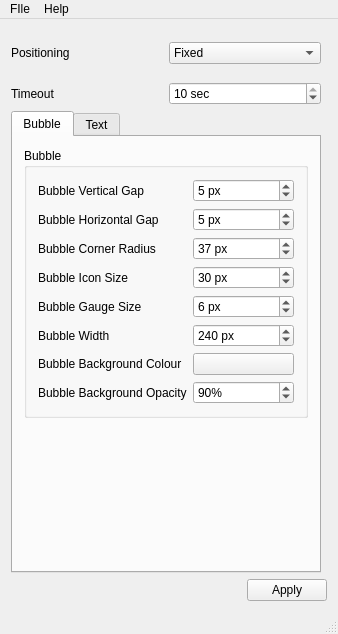
Old version of the form mainwindow.ui in the repository amandeepg/notifyosdconfig.
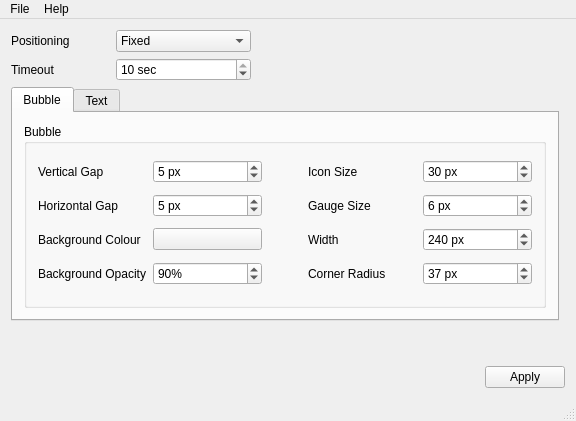
New version of the form. Icons and pictures are not drawn. Custom widgets are drawn as their Qt base class.

Commit message:
Made the GUI shorter, and wider instead.
Added icons to menu entries.
Fixed a typo: FIle -> File.

What changed in the file:
```diff
--- a/mainwindow.ui
+++ b/mainwindow.ui
@@ -6,8 +6,8 @@
    <rect>
     <x>0</x>
     <y>0</y>
-    <width>338</width>
-    <height>634</height>
+    <width>576</width>
+    <height>421</height>
    </rect>
   </property>
   <property name="acceptDrops">
@@ -21,7 +21,7 @@
     <normaloff>:/not.png</normaloff>:/not.png</iconset>
   </property>
   <widget class="QWidget" name="centralWidget">
-   <layout class="QGridLayout" name="gridLayout">
+   <layout class="QGridLayout" name="gridLayout" rowstretch="0,0,0,0,0,0,0,0,0,0,0,0,1,0,0,0,0,0">
     <item row="17" column="0" colspan="2">
      <layout class="QHBoxLayout" name="horizontalLayout">
       <item>
@@ -49,6 +49,105 @@
       </item>
      </layout>
     </item>
+    <item row="0" column="0" rowspan="3">
+     <layout class="QGridLayout" name="gridLayout_5">
+      <item row="0" column="0">
+       <widget class="QLabel" name="label_5">
+        <property name="text">
+         <string>Positioning</string>
+        </property>
+        <property name="buddy">
+         <cstring>positionCombo</cstring>
+        </property>
+       </widget>
+      </item>
+      <item row="0" column="2">
+       <widget class="QComboBox" name="positionCombo">
+        <property name="minimumSize">
+         <size>
+          <width>135</width>
+          <height>0</height>
+         </size>
+        </property>
+        <property name="toolTip">
+         <string>Dynamic: Default in Ubuntu 9.04
+Fixed: Default in Ubuntu 9.10+</string>
+        </property>
+        <item>
+         <property name="text">
+          <string>Fixed</string>
+         </property>
+        </item>
+        <item>
+         <property name="text">
+          <string>Dynamic</string>
+         </property>
+        </item>
+       </widget>
+      </item>
+      <item row="1" column="0">
+       <widget class="QLabel" name="label">
+        <property name="text">
+         <string>Timeout</string>
+        </property>
+        <property name="buddy">
+         <cstring>timeoutSpin</cstring>
+        </property>
+       </widget>
+      </item>
+      <item row="1" column="2">
+       <widget class="QSpinBox" name="timeoutSpin">
+        <property name="toolTip">
+         <string>Time the pop-up message will show for</string>
+        </property>
+        <property name="accelerated">
+         <bool>true</bool>
+        </property>
+        <property name="suffix">
+         <string> sec</string>
+        </property>
+        <property name="maximum">
+         <number>10</number>
+        </property>
+        <property name="value">
+         <number>10</number>
+        </property>
+       </widget>
+      </item>
+      <item row="0" column="3">
+       <spacer name="horizontalSpacer_4">
+        <property name="orientation">
+         <enum>Qt::Horizontal</enum>
+        </property>
+        <property name="sizeType">
+         <enum>QSizePolicy::MinimumExpanding</enum>
+        </property>
+        <property name="sizeHint" stdset="0">
+         <size>
+          <width>200</width>
+          <height>20</height>
+         </size>
+        </property>
+       </spacer>
+      </item>
+      <item row="0" column="1">
+       <spacer name="horizontalSpacer_5">
+        <property name="orientation">
+         <enum>Qt::Horizontal</enum>
+        </property>
+        <property name="sizeType">
+         <enum>QSizePolicy::Minimum</enum>
+        </property>
+        <property name="sizeHint" stdset="0">
+         <size>
+          <width>40</width>
+          <height>20</height>
+         </size>
+        </property>
+       </spacer>
+      </item>
+     </layout>
+    </item>
     <item row="5" column="0">
      <widget class="QTabWidget" name="tabWidget">
       <property name="enabled">
@@ -83,7 +182,7 @@
            <item row="6" column="1">
             <widget class="QLabel" name="label_2">
              <property name="text">
-              <string>Bubble Vertical Gap</string>
+              <string>Vertical Gap</string>
              </property>
              <property name="buddy">
               <cstring>bblVerticalGap</cstring>
@@ -93,7 +192,7 @@
            <item row="7" column="1">
             <widget class="QLabel" name="label_3">
              <property name="text">
-              <string>Bubble Horizontal Gap</string>
+              <string>Horizontal Gap</string>
              </property>
              <property name="buddy">
               <cstring>bblHorizontalGap</cstring>
@@ -138,46 +237,7 @@
              </property>
             </widget>
            </item>
-           <item row="8" column="1">
-            <widget class="QLabel" name="label_4">
-             <property name="text">
-              <string>Bubble Corner Radius</string>
-             </property>
-             <property name="buddy">
-              <cstring>bblCornerRadius</cstring>
-             </property>
-            </widget>
-           </item>
-           <item row="8" column="2">
-            <widget class="QSpinBox" name="bblCornerRadius">
-             <property name="toolTip">
-              <string>Radius of the rounded corner of the message</string>
-             </property>
-             <property name="accelerated">
-              <bool>true</bool>
-             </property>
-             <property name="suffix">
-              <string> px</string>
-             </property>
-             <property name="maximum">
-              <number>1000</number>
-             </property>
-             <property name="value">
-              <number>37</number>
-             </property>
-            </widget>
-           </item>
-           <item row="9" column="1">
-            <widget class="QLabel" name="label_6">
-             <property name="text">
-              <string>Bubble Icon Size</string>
-             </property>
-             <property name="buddy">
-              <cstring>bblIconSize</cstring>
-             </property>
-            </widget>
-           </item>
-           <item row="9" column="2">
+           <item row="6" column="5">
             <widget class="QSpinBox" name="bblIconSize">
              <property name="toolTip">
               <string>Size of icon in message</string>
@@ -196,17 +256,27 @@
              </property>
             </widget>
            </item>
-           <item row="10" column="1">
+           <item row="6" column="4">
+            <widget class="QLabel" name="label_6">
+             <property name="text">
+              <string>Icon Size</string>
+             </property>
+             <property name="buddy">
+              <cstring>bblIconSize</cstring>
+             </property>
+            </widget>
+           </item>
+           <item row="7" column="4">
             <widget class="QLabel" name="label_7">
              <property name="text">
-              <string>Bubble Gauge Size</string>
+              <string>Gauge Size</string>
              </property>
              <property name="buddy">
               <cstring>bblGaugeSize</cstring>
              </property>
             </widget>
            </item>
-           <item row="10" column="2">
+           <item row="7" column="5">
             <widget class="QSpinBox" name="bblGaugeSize">
              <property name="toolTip">
               <string>Height of the scale of the volume, brightness, etc.</string>
@@ -228,17 +298,17 @@
              </property>
             </widget>
            </item>
-           <item row="11" column="1">
+           <item row="8" column="4">
             <widget class="QLabel" name="label_8">
              <property name="text">
-              <string>Bubble Width</string>
+              <string>Width</string>
              </property>
              <property name="buddy">
               <cstring>bblWidth</cstring>
              </property>
             </widget>
            </item>
-           <item row="11" column="2">
+           <item row="8" column="5">
             <widget class="QSpinBox" name="bblWidth">
              <property name="toolTip">
               <string>Width of message</string>
@@ -257,17 +327,56 @@
              </property>
             </widget>
            </item>
-           <item row="12" column="1">
+           <item row="12" column="5">
+            <widget class="QSpinBox" name="bblCornerRadius">
+             <property name="toolTip">
+              <string>Radius of the rounded corner of the message</string>
+             </property>
+             <property name="accelerated">
+              <bool>true</bool>
+             </property>
+             <property name="suffix">
+              <string> px</string>
+             </property>
+             <property name="maximum">
+              <number>1000</number>
+             </property>
+             <property name="value">
+              <number>37</number>
+             </property>
+            </widget>
+           </item>
+           <item row="12" column="4">
+            <widget class="QLabel" name="label_4">
+             <property name="text">
+              <string>Corner Radius</string>
+             </property>
+             <property name="buddy">
+              <cstring>bblCornerRadius</cstring>
+             </property>
+            </widget>
+           </item>
+           <item row="8" column="1">
             <widget class="QLabel" name="label_9">
              <property name="text">
-              <string>Bubble Background Colour</string>
+              <string>Background Colour</string>
              </property>
              <property name="buddy">
               <cstring>bblBackColour</cstring>
              </property>
             </widget>
            </item>
-           <item row="12" column="2">
+           <item row="12" column="1">
+            <widget class="QLabel" name="label_10">
+             <property name="text">
+              <string>Background Opacity</string>
+             </property>
+             <property name="buddy">
+              <cstring>bblOpacity</cstring>
+             </property>
+            </widget>
+           </item>
+           <item row="8" column="2">
             <widget class="QtColorPicker" name="bblBackColour">
              <property name="toolTip">
               <string>Colour of the background of the message</string>
@@ -277,17 +386,7 @@
              </property>
             </widget>
            </item>
-           <item row="13" column="1">
-            <widget class="QLabel" name="label_10">
-             <property name="text">
-              <string>Bubble Background Opacity</string>
-             </property>
-             <property name="buddy">
-              <cstring>bblOpacity</cstring>
-             </property>
-            </widget>
-           </item>
-           <item row="13" column="2">
+           <item row="12" column="2">
             <widget class="QSpinBox" name="bblOpacity">
              <property name="toolTip">
               <string>Transparency of the message bubble (when not hovered upon)</string>
@@ -306,22 +405,25 @@
              </property>
             </widget>
            </item>
+           <item row="7" column="3">
+            <spacer name="horizontalSpacer_3">
+             <property name="orientation">
+              <enum>Qt::Horizontal</enum>
+             </property>
+             <property name="sizeType">
+              <enum>QSizePolicy::Preferred</enum>
+             </property>
+             <property name="sizeHint" stdset="0">
+              <size>
+               <width>40</width>
+               <height>20</height>
+              </size>
+             </property>
+            </spacer>
+           </item>
           </layout>
          </widget>
         </item>
-        <item row="1" column="0">
-         <spacer name="verticalSpacer">
-          <property name="orientation">
-           <enum>Qt::Vertical</enum>
-          </property>
-          <property name="sizeHint" stdset="0">
-           <size>
-            <width>20</width>
-            <height>40</height>
-           </size>
-          </property>
-         </spacer>
-        </item>
        </layout>
       </widget>
       <widget class="QWidget" name="tab_2">
@@ -474,7 +576,23 @@
           </layout>
          </widget>
         </item>
-        <item row="1" column="0">
+        <item row="0" column="2">
+         <spacer name="horizontalSpacer_2">
+          <property name="orientation">
+           <enum>Qt::Horizontal</enum>
+          </property>
+          <property name="sizeType">
+           <enum>QSizePolicy::Maximum</enum>
+          </property>
+          <property name="sizeHint" stdset="0">
+           <size>
+            <width>40</width>
+            <height>20</height>
+           </size>
+          </property>
+         </spacer>
+        </item>
+        <item row="0" column="1">
          <widget class="QGroupBox" name="groupBox_3">
           <property name="title">
            <string>Body</string>
@@ -622,88 +740,10 @@
           </layout>
          </widget>
         </item>
-        <item row="2" column="0">
-         <spacer name="verticalSpacer_2">
-          <property name="orientation">
-           <enum>Qt::Vertical</enum>
-          </property>
-          <property name="sizeHint" stdset="0">
-           <size>
-            <width>20</width>
-            <height>40</height>
-           </size>
-          </property>
-         </spacer>
-        </item>
        </layout>
       </widget>
      </widget>
     </item>
-    <item row="0" column="0" rowspan="3">
-     <layout class="QHBoxLayout" name="horizontalLayout_2">
-      <item>
-       <widget class="QLabel" name="label_5">
-        <property name="text">
-         <string>Positioning</string>
-        </property>
-        <property name="buddy">
-         <cstring>positionCombo</cstring>
-        </property>
-       </widget>
-      </item>
-      <item>
-       <widget class="QComboBox" name="positionCombo">
-        <property name="toolTip">
-         <string>Dynamic: Default in Ubuntu 9.04
-Fixed: Default in Ubuntu 9.10+</string>
-        </property>
-        <item>
-         <property name="text">
-          <string>Fixed</string>
-         </property>
-        </item>
-        <item>
-         <property name="text">
-          <string>Dynamic</string>
-         </property>
-        </item>
-       </widget>
-      </item>
-     </layout>
-    </item>
-    <item row="4" column="0">
-     <layout class="QHBoxLayout" name="horizontalLayout_4">
-      <item>
-       <widget class="QLabel" name="label">
-        <property name="text">
-         <string>Timeout</string>
-        </property>
-        <property name="buddy">
-         <cstring>timeoutSpin</cstring>
-        </property>
-       </widget>
-      </item>
-      <item>
-       <widget class="QSpinBox" name="timeoutSpin">
-        <property name="toolTip">
-         <string>Time the pop-up message will show for</string>
-        </property>
-        <property name="accelerated">
-         <bool>true</bool>
-        </property>
-        <property name="suffix">
-         <string> sec</string>
-        </property>
-        <property name="maximum">
-         <number>10</number>
-        </property>
-        <property name="value">
-         <number>10</number>
-        </property>
-       </widget>
-      </item>
-     </layout>
-    </item>
    </layout>
   </widget>
   <widget class="QMenuBar" name="menuBar">
@@ -711,13 +751,13 @@
     <rect>
      <x>0</x>
      <y>0</y>
-     <width>338</width>
+     <width>576</width>
      <height>23</height>
     </rect>
    </property>
    <widget class="QMenu" name="menuFIle">
     <property name="title">
-     <string>FIle</string>
+     <string>File</string>
     </property>
     <widget class="QMenu" name="menuLoad_Theme">
      <property name="title">
@@ -764,6 +804,10 @@
    </property>
   </action>
   <action name="actionAbout_Qt">
+   <property name="icon">
+    <iconset resource="res.qrc">
+     <normaloff>:/Qt-logo.svg</normaloff>:/Qt-logo.svg</iconset>
+   </property>
    <property name="text">
     <string>About Qt ...</string>
    </property>
```
The commit also changes 5 other files.
